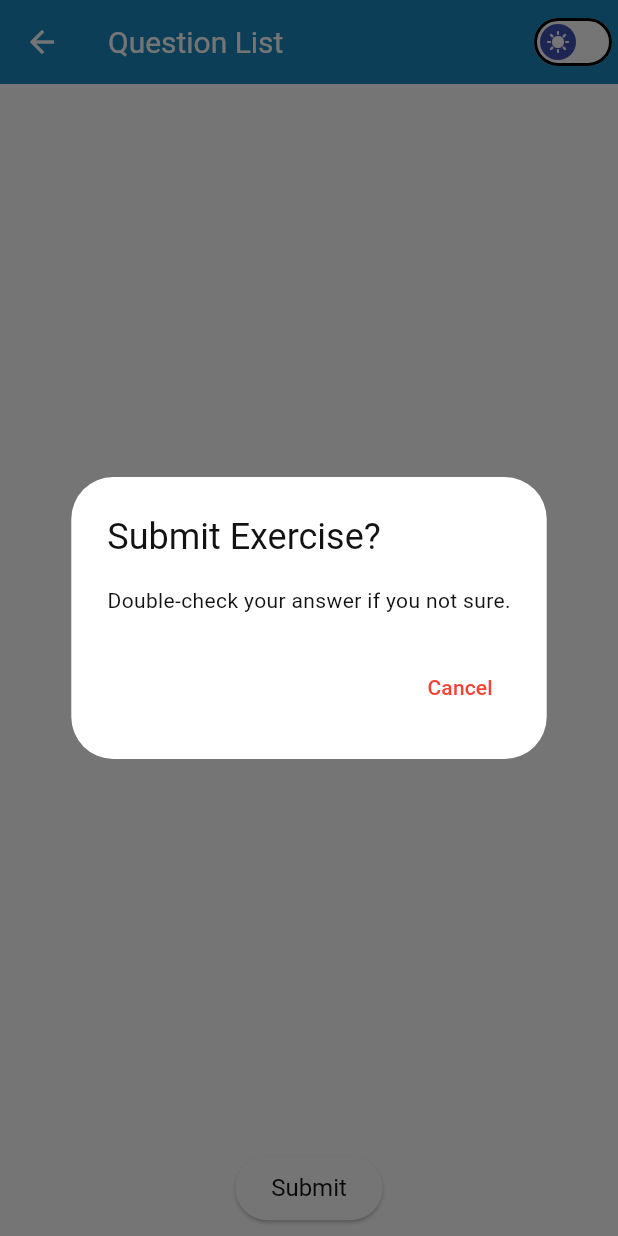
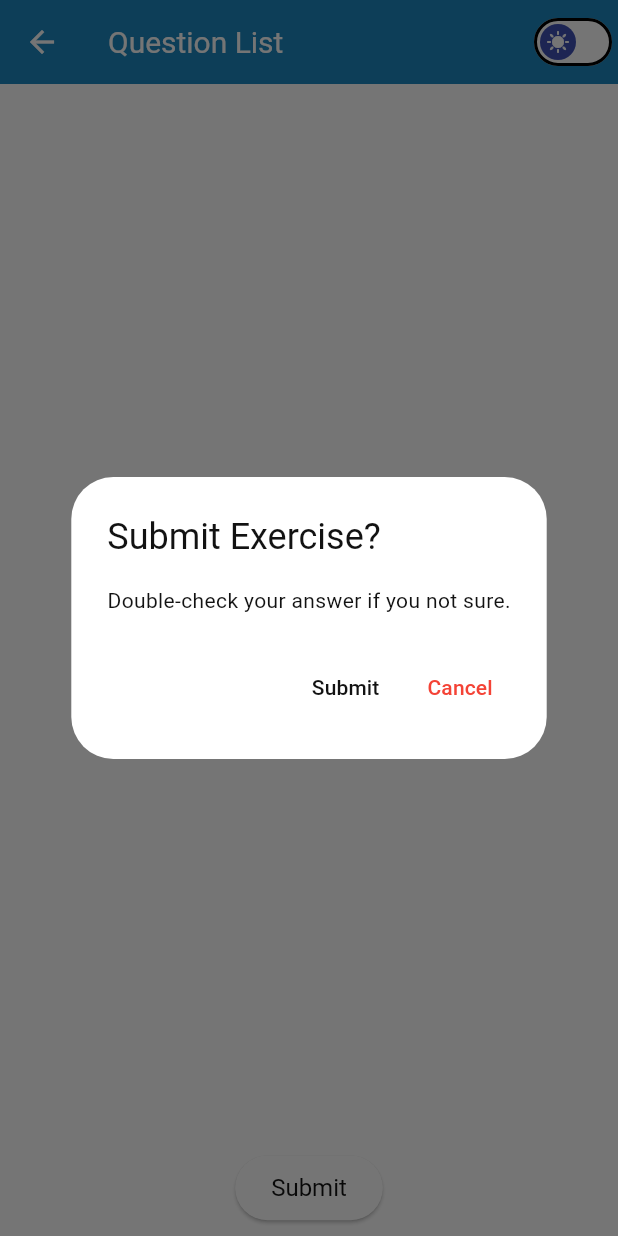
Before and after one commit to Dustymon111/Ekstraksi-File-GPT-4, a Flutter app: the QuestionScreen screen opened directly with empty values, after a tap on "Submit", on a phone screen of 412 x 824 dp. Run offline on Flutter 3.47's test engine with Material 3 defaults, Android fonts, the phone set to English and light mode, and no system bars; our stand-ins replace cloud_firestore, file_picker, firebase_auth, firebase_core, firebase_storage, fl_chart and 4 more; missing offline and left inert: dart_openai, docx_template, firebase_app_check, langchain, langchain_community, langchain_openai and 2 more; accounts and stored records are empty.

Commit message:
atur warna teks

```diff
--- a/lib/screen/question_screen.dart
+++ b/lib/screen/question_screen.dart
@@ -196,9 +196,10 @@ class _QuestionScreenState extends State<QuestionScreen> {
               style: TextButton.styleFrom(
                 textStyle: Theme.of(context).textTheme.labelLarge,
               ),
-              child: const Text(
+              child: Text(
                 'Submit',
-                style: TextStyle(color: Colors.white),
+                style: TextStyle(
+                    color: Theme.of(context).textTheme.bodyLarge?.color),
               ),
               onPressed: () async {
                 correctAnswers = 0;
```
